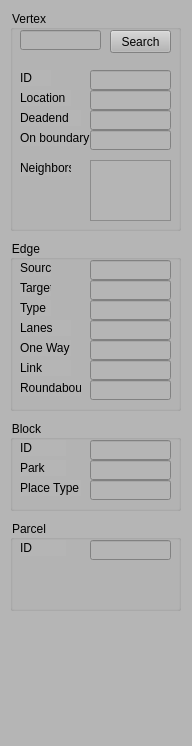
gnishida/FBCDesigner, file FBCDesigner/PropertyWidget.ui: the form before one commit.
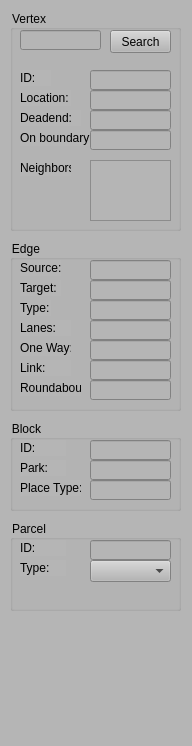
The form after the commit.

Commit message:
Fix place type related issues
- save/load place type in block/parcel
- assign place type to block/parcel

Diff of the .ui file:
```diff
--- a/FBCDesigner/PropertyWidget.ui
+++ b/FBCDesigner/PropertyWidget.ui
@@ -42,7 +42,7 @@
       </rect>
      </property>
      <property name="text">
-      <string>Type</string>
+      <string>Type:</string>
      </property>
     </widget>
     <widget class="QLineEdit" name="lineEditEdgeType">
@@ -65,7 +65,7 @@
       </rect>
      </property>
      <property name="text">
-      <string>Lanes</string>
+      <string>Lanes:</string>
      </property>
     </widget>
     <widget class="QLineEdit" name="lineEditEdgeLanes">
@@ -88,7 +88,7 @@
       </rect>
      </property>
      <property name="text">
-      <string>One Way</string>
+      <string>One Way:</string>
      </property>
     </widget>
     <widget class="QLineEdit" name="lineEditEdgeOneWay">
@@ -121,7 +121,7 @@
       </rect>
      </property>
      <property name="text">
-      <string>Link</string>
+      <string>Link:</string>
      </property>
     </widget>
     <widget class="QLabel" name="label_10">
@@ -152,12 +152,12 @@
       <rect>
        <x>10</x>
        <y>20</y>
-       <width>31</width>
+       <width>41</width>
        <height>16</height>
       </rect>
      </property>
      <property name="text">
-      <string>Source</string>
+      <string>Source:</string>
      </property>
     </widget>
     <widget class="QLineEdit" name="lineEditEdgeSource">
@@ -185,12 +185,12 @@
       <rect>
        <x>10</x>
        <y>40</y>
-       <width>31</width>
+       <width>41</width>
        <height>16</height>
       </rect>
      </property>
      <property name="text">
-      <string>Target</string>
+      <string>Target:</string>
      </property>
     </widget>
    </widget>
@@ -216,7 +216,7 @@
       </rect>
      </property>
      <property name="text">
-      <string>ID</string>
+      <string>ID:</string>
      </property>
     </widget>
     <widget class="QLineEdit" name="lineEditVertexDesc">
@@ -239,7 +239,7 @@
       </rect>
      </property>
      <property name="text">
-      <string>Location</string>
+      <string>Location:</string>
      </property>
     </widget>
     <widget class="QLineEdit" name="lineEditVertexPos">
@@ -308,7 +308,7 @@
       </rect>
      </property>
      <property name="text">
-      <string>Deadend</string>
+      <string>Deadend:</string>
      </property>
     </widget>
     <widget class="QLineEdit" name="lineEditVertexDeadend">
@@ -367,7 +367,7 @@
       </rect>
      </property>
      <property name="text">
-      <string>ID</string>
+      <string>ID:</string>
      </property>
     </widget>
     <widget class="QLineEdit" name="lineEditBlockId">
@@ -390,7 +390,7 @@
       </rect>
      </property>
      <property name="text">
-      <string>Park</string>
+      <string>Park:</string>
      </property>
     </widget>
     <widget class="QLineEdit" name="lineEditBlockIsPark">
@@ -413,7 +413,7 @@
       </rect>
      </property>
      <property name="text">
-      <string>Place Type</string>
+      <string>Place Type:</string>
      </property>
     </widget>
     <widget class="QLineEdit" name="lineEditBlockPlaceType">
@@ -449,7 +449,7 @@
       </rect>
      </property>
      <property name="text">
-      <string>ID</string>
+      <string>ID:</string>
      </property>
     </widget>
     <widget class="QLineEdit" name="lineEditParcelId">
@@ -462,6 +462,29 @@
       </rect>
      </property>
     </widget>
+    <widget class="QComboBox" name="comboBoxParcelType">
+     <property name="geometry">
+      <rect>
+       <x>80</x>
+       <y>40</y>
+       <width>81</width>
+       <height>22</height>
+      </rect>
+     </property>
+    </widget>
+    <widget class="QLabel" name="label_16">
+     <property name="geometry">
+      <rect>
+       <x>10</x>
+       <y>40</y>
+       <width>46</width>
+       <height>16</height>
+      </rect>
+     </property>
+     <property name="text">
+      <string>Type:</string>
+     </property>
+    </widget>
    </widget>
   </widget>
  </widget>
```
Left out of the diff: 4 changed lines with no effect on the pictures. The commit also changes 15 other files.
